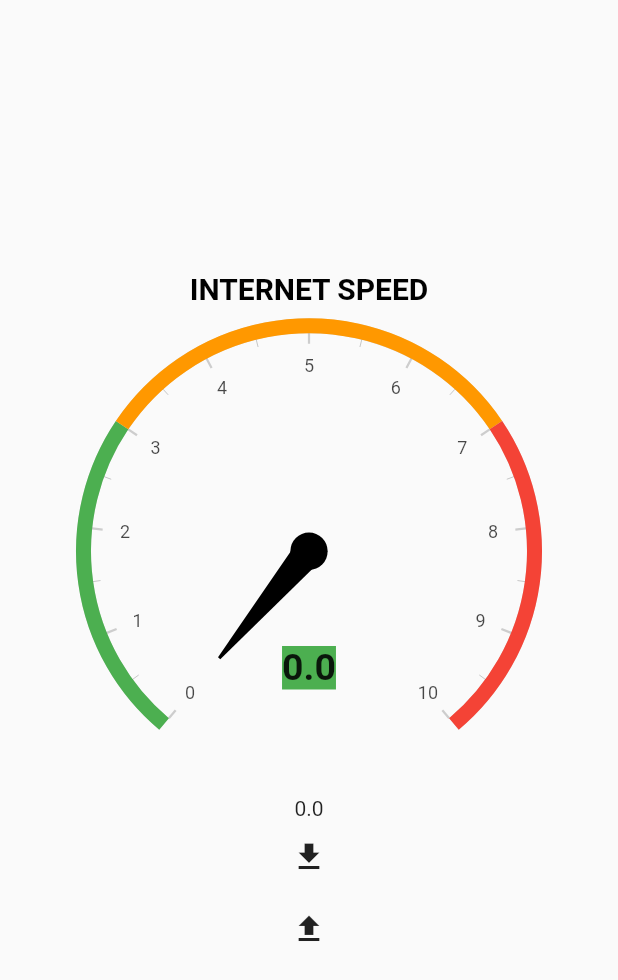
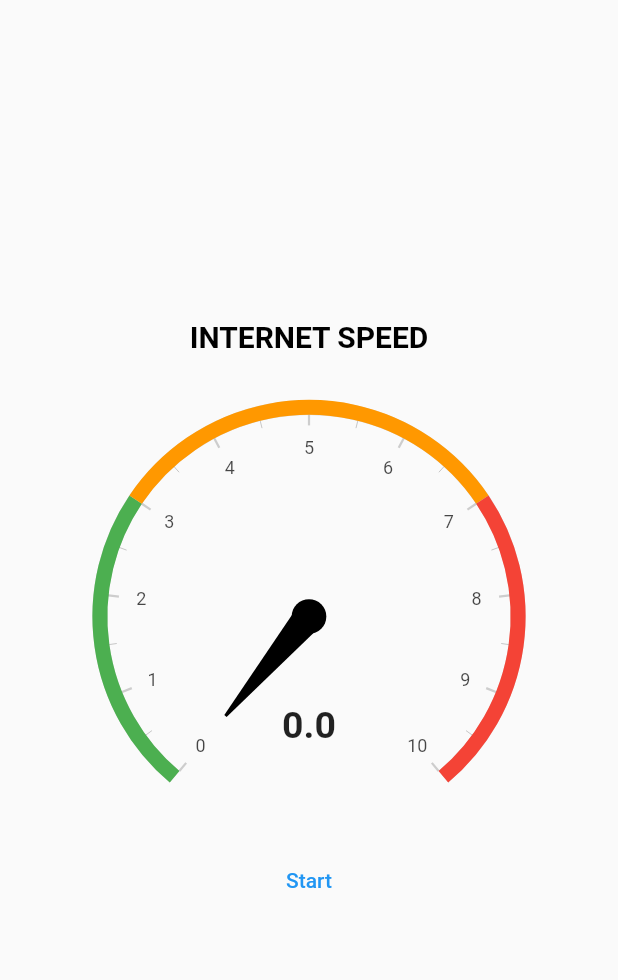
Before and after one commit to baydim/speedtest, a Flutter app: the screen it shows after launch, on a phone screen of 412 x 824 dp. Shown: the top 980 px of the screen. Run offline on Flutter 3.47's test engine with Material 2 defaults, Android fonts, the phone set to English and light mode, and no system bars; drawn by our look-alikes of syncfusion_flutter_gauges; our stand-ins replace get; missing offline and left inert: internet_speed_test.

Commit message:
fix button start

```diff
--- a/lib/app/controller/home_controller.dart
+++ b/lib/app/controller/home_controller.dart
@@ -7,12 +7,15 @@ import 'package:internet_speed_test/internet_speed_test.dart';
 class HomeController extends GetxController {
   InternetSpeedTest internetSpeedTest = InternetSpeedTest();
   String url = "https://www.citrahost.com/";
+  final name = "".obs;
 
   final transferRateConsume = 0.0.obs;
 
   download() async {
+    name("Test Download");
     internetSpeedTest.startDownloadTesting(
       onDone: (double transferRate, SpeedUnit unit) {
+        upload();
         log('the speedUnit ${unit.name}');
         transferRateConsume(transferRate);
         log('the transfer rate $transferRate');
@@ -30,6 +33,7 @@ class HomeController extends GetxController {
   }
 
   upload() async {
+    name("Test Upload");
     internetSpeedTest.startUploadTesting(
       onDone: (double transferRate, SpeedUnit unit) {
         log('the speedUnit ${unit.name}');
--- a/lib/app/view/home_view.dart
+++ b/lib/app/view/home_view.dart
@@ -22,16 +22,22 @@ class _HomeViewState extends State<HomeView> {
           crossAxisAlignment: CrossAxisAlignment.center,
           children: [
             const GetRadialGauge(),
-            IconButton(
-                onPressed: () {
-                  h.download();
-                },
-                icon: Icon(Icons.download)),
-            IconButton(
-                onPressed: () {
-                  h.upload();
-                },
-                icon: Icon(Icons.upload)),
+            TextButton(
+              onPressed: () {
+                h.download();
+              },
+              child: Text("Start"),
+            ),
+            // IconButton(
+            //     onPressed: () {
+            //       h.download();
+            //     },
+            //     icon: Icon(Icons.download)),
+            // IconButton(
+            //     onPressed: () {
+            //       h.upload();
+            //     },
+            //     icon: Icon(Icons.upload)),
           ],
         ),
       ),
--- a/lib/app/view/widget/radial_gauge.dart
+++ b/lib/app/view/widget/radial_gauge.dart
@@ -24,10 +24,13 @@ class _GetRadialGaugeState extends State<GetRadialGauge> {
             children: [
               SfRadialGauge(
                 enableLoadingAnimation: true,
-                title: const GaugeTitle(
-                    text: 'INTERNET SPEED',
-                    textStyle:
-                        TextStyle(fontSize: 20.0, fontWeight: FontWeight.bold)),
+                title: GaugeTitle(
+                  text: 'INTERNET SPEED \n ${_.name.value}',
+                  textStyle: TextStyle(
+                    fontSize: 20.0,
+                    fontWeight: FontWeight.bold,
+                  ),
+                ),
                 axes: <RadialAxis>[
                   RadialAxis(
                     minimum: 0,
@@ -62,7 +65,7 @@ class _GetRadialGaugeState extends State<GetRadialGauge> {
                     annotations: <GaugeAnnotation>[
                       GaugeAnnotation(
                         widget: Container(
-                          color: Colors.green,
+                          color: Colors.transparent,
                           child: Text(
                             _.transferRateConsume.toString(),
                             style: TextStyle(
@@ -76,7 +79,6 @@ class _GetRadialGaugeState extends State<GetRadialGauge> {
                   )
                 ],
               ),
-              Text(_.transferRateConsume.value.toString()),
             ],
           ),
         );
```
